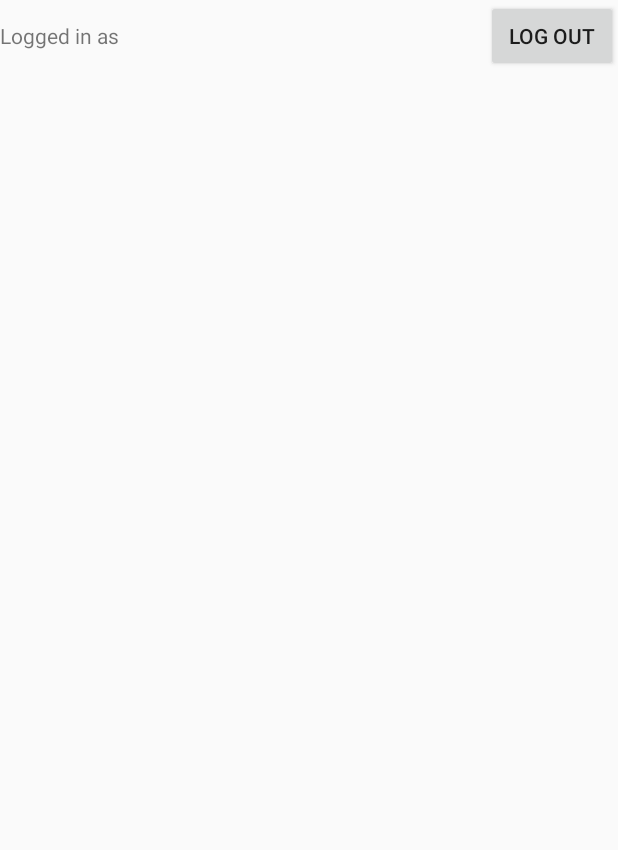
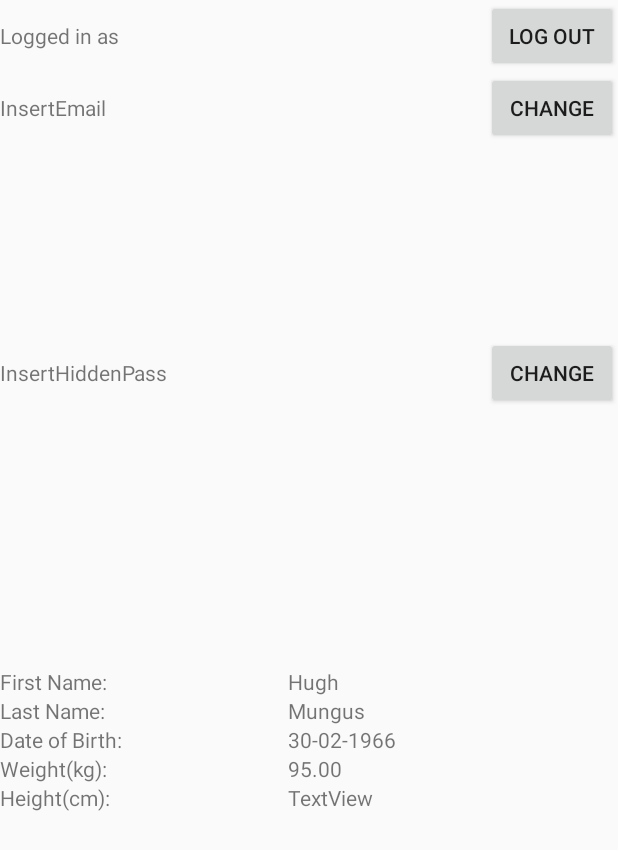
Before and after one commit to AP-Elektronica-ICT/IP18-StretchAnalyzer02, an Android app: the AccountActivity screen opened directly, with no data from a screen before it, on a phone screen of 412 x 824 dp. Shown: the top 850 px of the screen. Run offline under Robolectric (Android 15) with nearby library versions, the phone set to English and light mode, and no system bars.

Commit message:
Activity edits
activity_account.xml expanded
activity_settings.xml expanded
new post-stretch screen: activity_performance.xml (optional)

```diff
--- a/app/src/main/res/layout/activity_account.xml
+++ b/app/src/main/res/layout/activity_account.xml
@@ -1,20 +1,152 @@
 <?xml version="1.0" encoding="utf-8"?>
 <LinearLayout xmlns:android="http://schemas.android.com/apk/res/android"
+    xmlns:tools="http://schemas.android.com/tools"
     android:layout_width="match_parent"
-    android:layout_height="match_parent">
+    android:layout_height="match_parent"
+    android:orientation="vertical">
+
+    <LinearLayout
+        android:layout_width="match_parent"
+        android:layout_height="wrap_content"
+        android:orientation="horizontal">
 
         <TextView
             android:id="@+id/txtLoggedIn"
             android:layout_width="wrap_content"
             android:layout_height="wrap_content"
-        android:layout_weight="1"
+            android:layout_weight="2"
             android:text="TextView" />
 
         <Button
+            android:id="@+id/btnLogout"
             android:layout_width="wrap_content"
             android:layout_height="wrap_content"
-        android:id="@+id/btnLogout"
-        android:text="@string/log_out"
-        android:onClick="onClicklLogOut" />
+            android:onClick="onClicklLogOut"
+            android:text="@string/log_out" />
 
     </LinearLayout>
+
+    <LinearLayout
+        android:layout_width="match_parent"
+        android:layout_height="wrap_content"
+        android:layout_weight="0.33"
+        android:orientation="horizontal">
+
+        <TextView
+            android:id="@+id/txtEMail"
+            android:layout_width="wrap_content"
+            android:layout_height="wrap_content"
+            android:layout_weight="2"
+            android:text="InsertEmail" />
+
+        <Button
+            android:id="@+id/btnChangeMail"
+            android:layout_width="wrap_content"
+            android:layout_height="wrap_content"
+
+            android:text="Change" />
+    </LinearLayout>
+
+    <LinearLayout
+        android:layout_width="match_parent"
+        android:layout_height="91dp"
+        android:layout_gravity=""
+        android:layout_weight="0.33"
+        android:orientation="horizontal">
+
+        <TextView
+            android:id="@+id/txtChangePass"
+            android:layout_width="wrap_content"
+            android:layout_height="wrap_content"
+            android:layout_weight="2"
+            android:text="InsertHiddenPass" />
+
+        <Button
+            android:id="@+id/btnChangePass"
+            android:layout_width="wrap_content"
+            android:layout_height="wrap_content"
+
+            android:text="Change" />
+    </LinearLayout>
+
+    <LinearLayout
+        android:layout_width="match_parent"
+        android:layout_height="379dp"
+        android:orientation="horizontal">
+
+        <LinearLayout
+            android:layout_width="192dp"
+            android:layout_height="wrap_content"
+            android:orientation="vertical">
+
+            <TextView
+                android:id="@+id/txtFName"
+                android:layout_width="match_parent"
+                android:layout_height="wrap_content"
+                android:text="First Name:" />
+
+            <TextView
+                android:id="@+id/txtLName"
+                android:layout_width="match_parent"
+                android:layout_height="wrap_content"
+                android:text="Last Name:" />
+
+            <TextView
+                android:id="@+id/txtBirthdate"
+                android:layout_width="match_parent"
+                android:layout_height="wrap_content"
+                android:text="Date of Birth:" />
+
+            <TextView
+                android:id="@+id/txtWeight"
+                android:layout_width="match_parent"
+                android:layout_height="wrap_content"
+                android:text="Weight(kg):" />
+
+            <TextView
+                android:id="@+id/txtHeight"
+                android:layout_width="match_parent"
+                android:layout_height="wrap_content"
+                android:text="Height(cm):" />
+
+        </LinearLayout>
+
+        <LinearLayout
+            android:layout_width="272dp"
+            android:layout_height="match_parent"
+            android:orientation="vertical">
+
+            <TextView
+                android:id="@+id/txtShFN"
+                android:layout_width="match_parent"
+                android:layout_height="wrap_content"
+                android:text="Hugh" />
+
+            <TextView
+                android:id="@+id/txtShLN"
+                android:layout_width="match_parent"
+                android:layout_height="wrap_content"
+                android:text="Mungus" />
+
+            <TextView
+                android:id="@+id/txtShDoB"
+                android:layout_width="match_parent"
+                android:layout_height="wrap_content"
+                android:text="30-02-1966" />
+
+            <TextView
+                android:id="@+id/txtShWeight"
+                android:layout_width="match_parent"
+                android:layout_height="wrap_content"
+                android:text="95.00" />
+
+            <TextView
+                android:id="@+id/txtShHeight"
+                android:layout_width="match_parent"
+                android:layout_height="wrap_content"
+                android:text="TextView"
+                tools:text="179.00" />
+        </LinearLayout>
+    </LinearLayout>
+
+</LinearLayout>
```
Also changed, not shown: app/src/main/res/layout/activity_performance.xml (added, +99 -0 lines), app/src/main/res/layout/activity_settings.xml (+75 -21 lines). Lines whose indentation alone changed are shown as unchanged.
